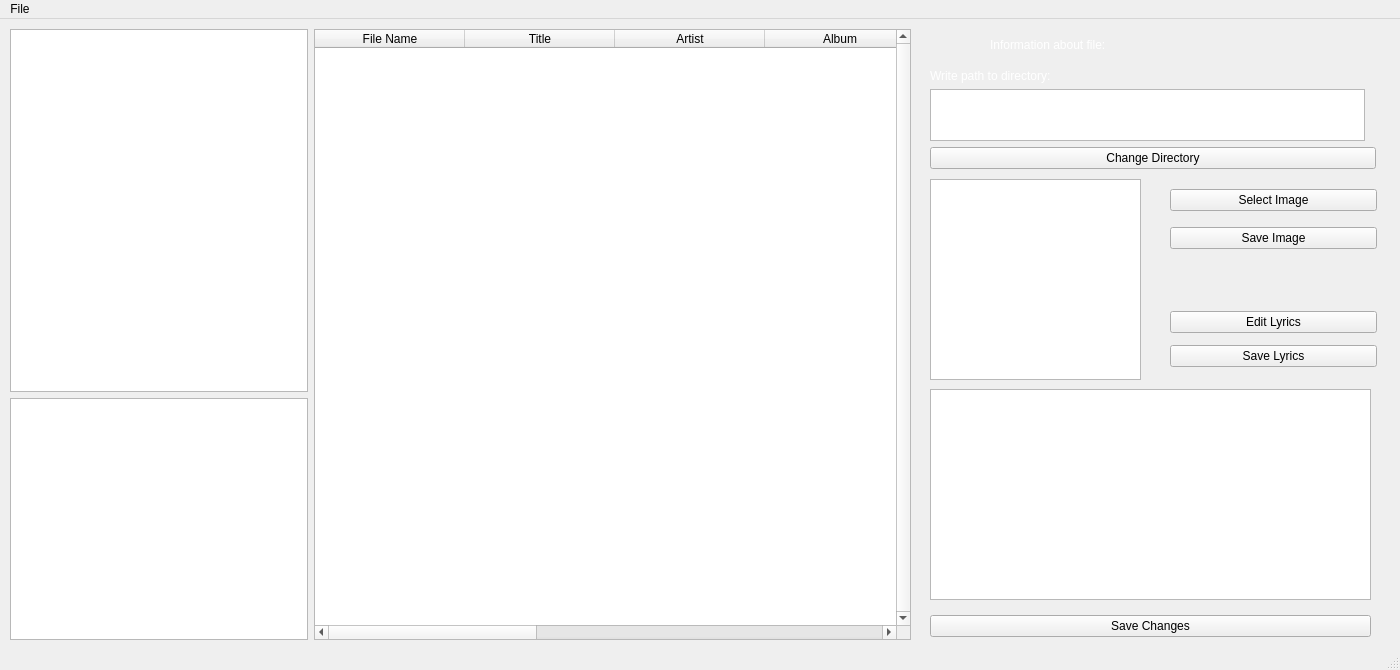
Above: app/src/mainwindow.ui from mmasniy/utag before the change. Below: the same form after it.
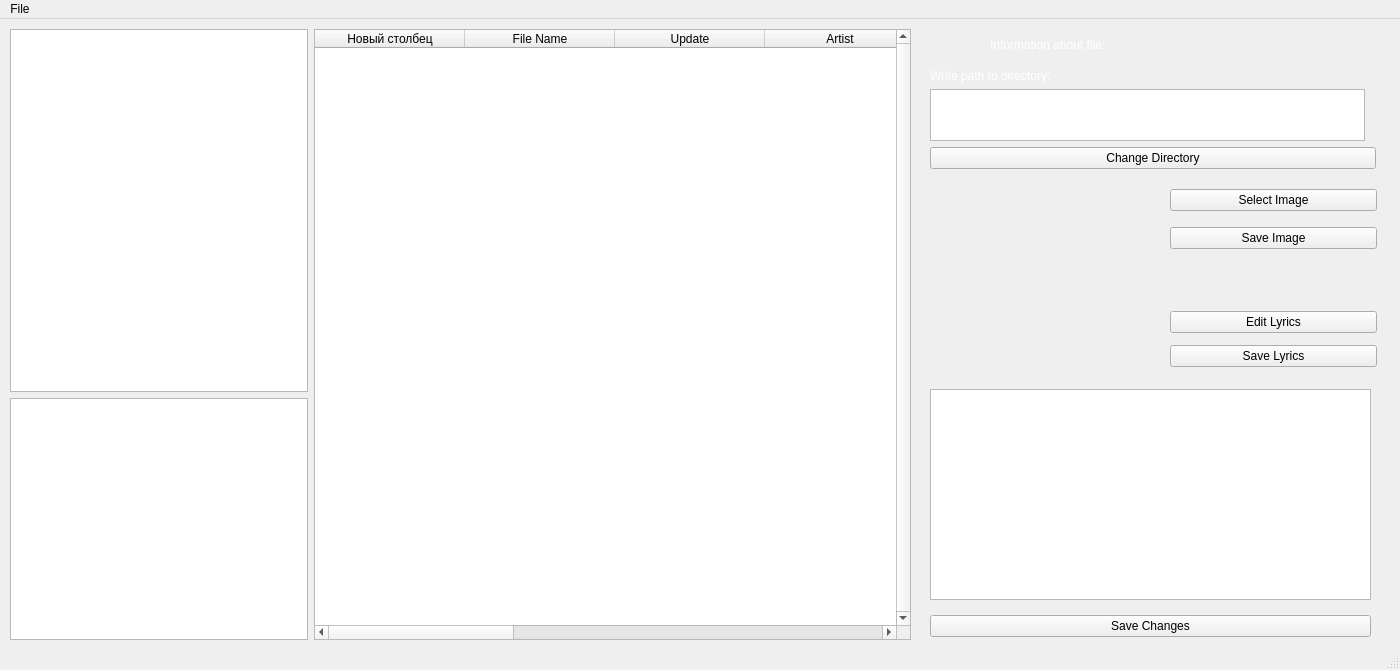
That is the form after the change. Custom widgets are drawn as their Qt base class.

```diff
--- a/app/src/mainwindow.ui
+++ b/app/src/mainwindow.ui
@@ -78,6 +78,11 @@
        <attribute name="horizontalHeaderDefaultSectionSize">
         <number>150</number>
        </attribute>
+       <column>
+        <property name="text">
+         <string>Новый столбец</string>
+        </property>
+       </column>
        <column>
         <property name="text">
          <string>File Name</string>
@@ -85,7 +90,7 @@
        </column>
        <column>
         <property name="text">
-         <string>Title</string>
+         <string>Update</string>
         </property>
        </column>
        <column>
@@ -310,16 +315,6 @@
      </item>
     </layout>
    </widget>
-   <widget class="QTextBrowser" name="textBrowser_4">
-    <property name="geometry">
-     <rect>
-      <x>930</x>
-      <y>160</y>
-      <width>211</width>
-      <height>201</height>
-     </rect>
-    </property>
-   </widget>
    <widget class="QWidget" name="verticalLayoutWidget_3">
     <property name="geometry">
      <rect>
@@ -358,6 +353,19 @@
      </item>
     </layout>
    </widget>
+   <widget class="QLabel" name="pictureLabel">
+    <property name="geometry">
+     <rect>
+      <x>940</x>
+      <y>160</y>
+      <width>210</width>
+      <height>200</height>
+     </rect>
+    </property>
+    <property name="text">
+     <string/>
+    </property>
+   </widget>
   </widget>
   <widget class="QMenuBar" name="menubar">
    <property name="geometry">
```
